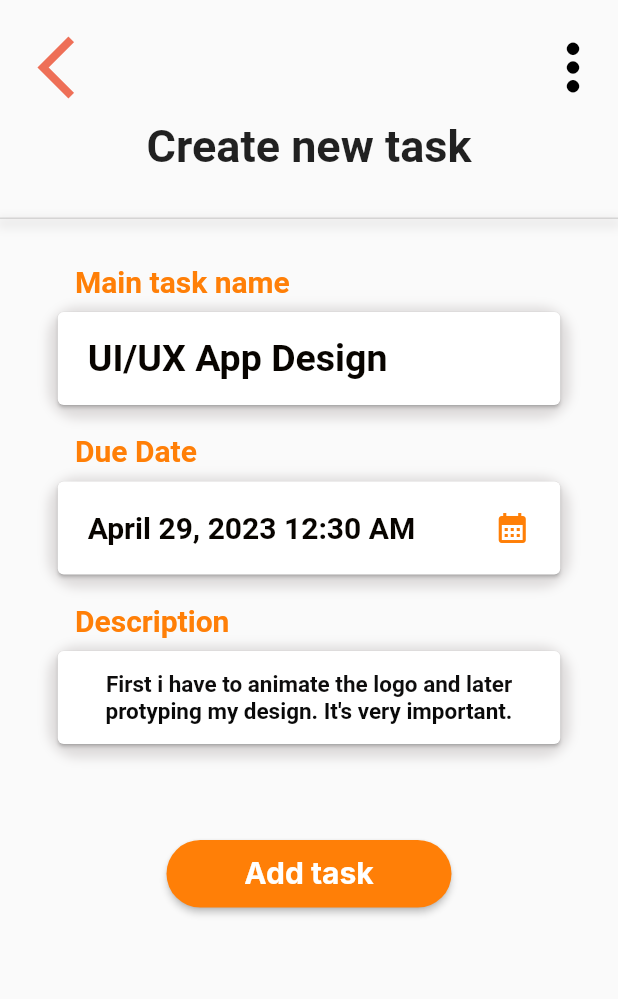
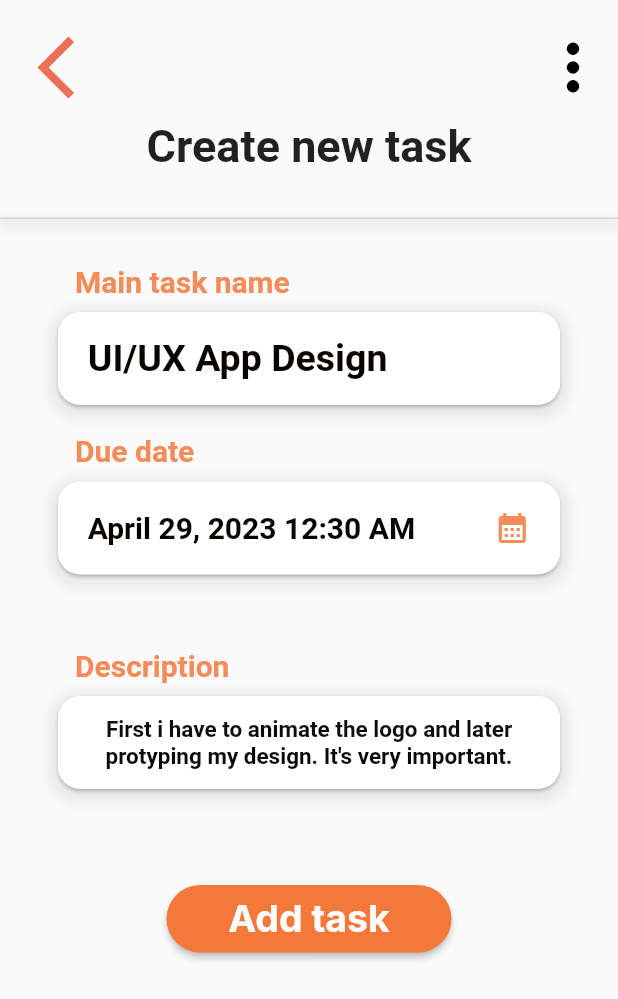
Before and after one commit to mihretgold/2023-project-phase-mobile-tasks, a Flutter app: the screen it shows after launch, on a phone screen of 412 x 824 dp. Shown: the top 999 px of the screen. Run offline on Flutter 3.47's test engine with Material 2 defaults, Android fonts, the phone set to English and light mode, and no system bars; our stand-ins replace flutter_svg; Roboto replaces fonts that are missing (Inter, InterBold).

Commit message:
fix(mobile) : Update new_task

```diff
--- a/on-boarding/add_task/lib/picture2/due_date.dart
+++ b/on-boarding/add_task/lib/picture2/due_date.dart
@@ -20,7 +20,7 @@ class DueDate extends StatelessWidget {
           ),
           Icon(
             Icons.calendar_month,
-            color: Color.fromRGBO(255, 127, 7, 1),
+            color: Color.fromARGB(255, 243, 140, 89),
           )
         ],
       ),
--- a/on-boarding/add_task/lib/picture2/new_task.dart
+++ b/on-boarding/add_task/lib/picture2/new_task.dart
@@ -83,13 +83,13 @@ class _NewTaskState extends State<NewTask> {
                     height: 15,
                   ),
                   //
-                  const TitleFrame(title: "Due Date"),
+                  const TitleFrame(title: "Due date"),
                   const SizedBox(
                     height: 5,
                   ),
                   const NewTaskItem(taskWidgets: DueDate()),
                   const SizedBox(
-                    height: 15,
+                    height: 45,
                   ),
                   const TitleFrame(title: "Description"),
                   const SizedBox(
@@ -106,14 +106,14 @@ class _NewTaskState extends State<NewTask> {
                       child: ElevatedButton(
                         style: ElevatedButton.styleFrom(
                             backgroundColor:
-                                const Color.fromRGBO(255, 127, 7, 1),
+                                const Color.fromARGB(255, 243, 120, 58),
                             shape: RoundedRectangleBorder(
                                 borderRadius: BorderRadius.circular(30))),
                         onPressed: () {},
                         child: const Text(
                           "Add task",
                           style: TextStyle(
-                              fontSize: 20,
+                              fontSize: 25,
                               fontFamily: "Inter",
                               fontWeight: FontWeight.bold),
                         ),
--- a/on-boarding/add_task/lib/picture2/new_task_item.dart
+++ b/on-boarding/add_task/lib/picture2/new_task_item.dart
@@ -13,7 +13,7 @@ class NewTaskItem extends StatelessWidget {
         borderRadius: BorderRadius.circular(20),
         boxShadow: [
           BoxShadow(
-            color: const Color.fromARGB(255, 195, 190, 190)
+            color: const Color.fromARGB(255, 221, 217, 217)
                 .withOpacity(0.5), // Set the shadow color
             spreadRadius: 2, // Set the spread radius
             blurRadius: 5, // Set the blur radius
@@ -22,6 +22,9 @@ class NewTaskItem extends StatelessWidget {
         ],
       ),
       child: Card(
+        shape: RoundedRectangleBorder(
+          borderRadius: BorderRadius.circular(15),
+        ),
         child: taskWidgets,
       ),
     );
--- a/on-boarding/add_task/lib/picture2/title_frame.dart
+++ b/on-boarding/add_task/lib/picture2/title_frame.dart
@@ -2,9 +2,8 @@ import 'package:circular_counter/picture2/new_task_item.dart';
 import 'package:flutter/material.dart';
 
 class TitleFrame extends StatelessWidget {
-  const TitleFrame({required this.title,super.key});
+  const TitleFrame({required this.title, super.key});
   final String title;
-
 
   @override
   Widget build(BuildContext context) {
@@ -17,7 +16,7 @@ class TitleFrame extends StatelessWidget {
             title,
             style: const TextStyle(
               fontSize: 20,
-              color: Color.fromRGBO(255, 127, 7, 1),
+              color: Color.fromARGB(255, 243, 140, 89),
               fontWeight: FontWeight.bold,
             ),
           ),
```
